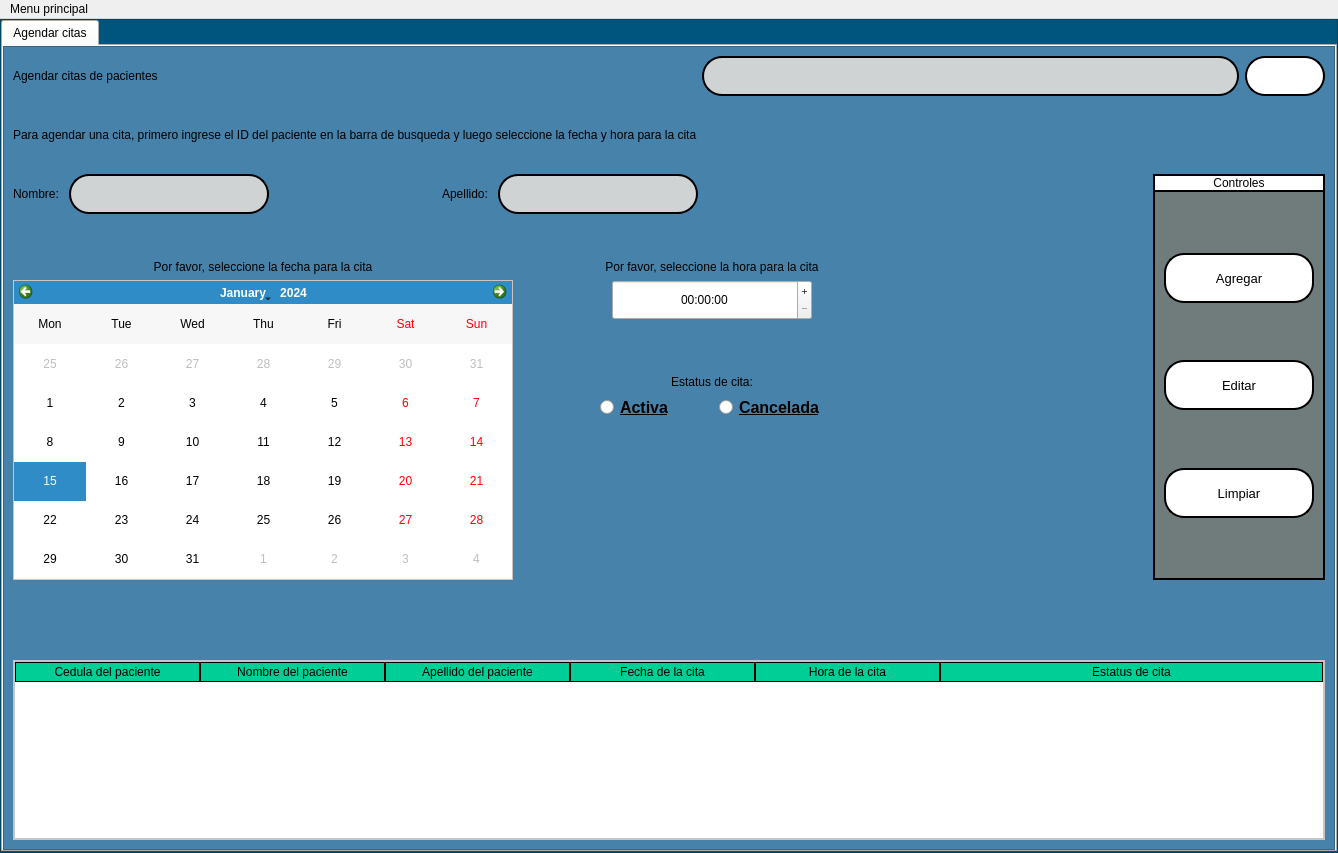
The window that interfaces/citas.ui (Reinaldito04/App-Consultas-y-Historias-Medicas) describes before a commit, drawn with Qt 5.
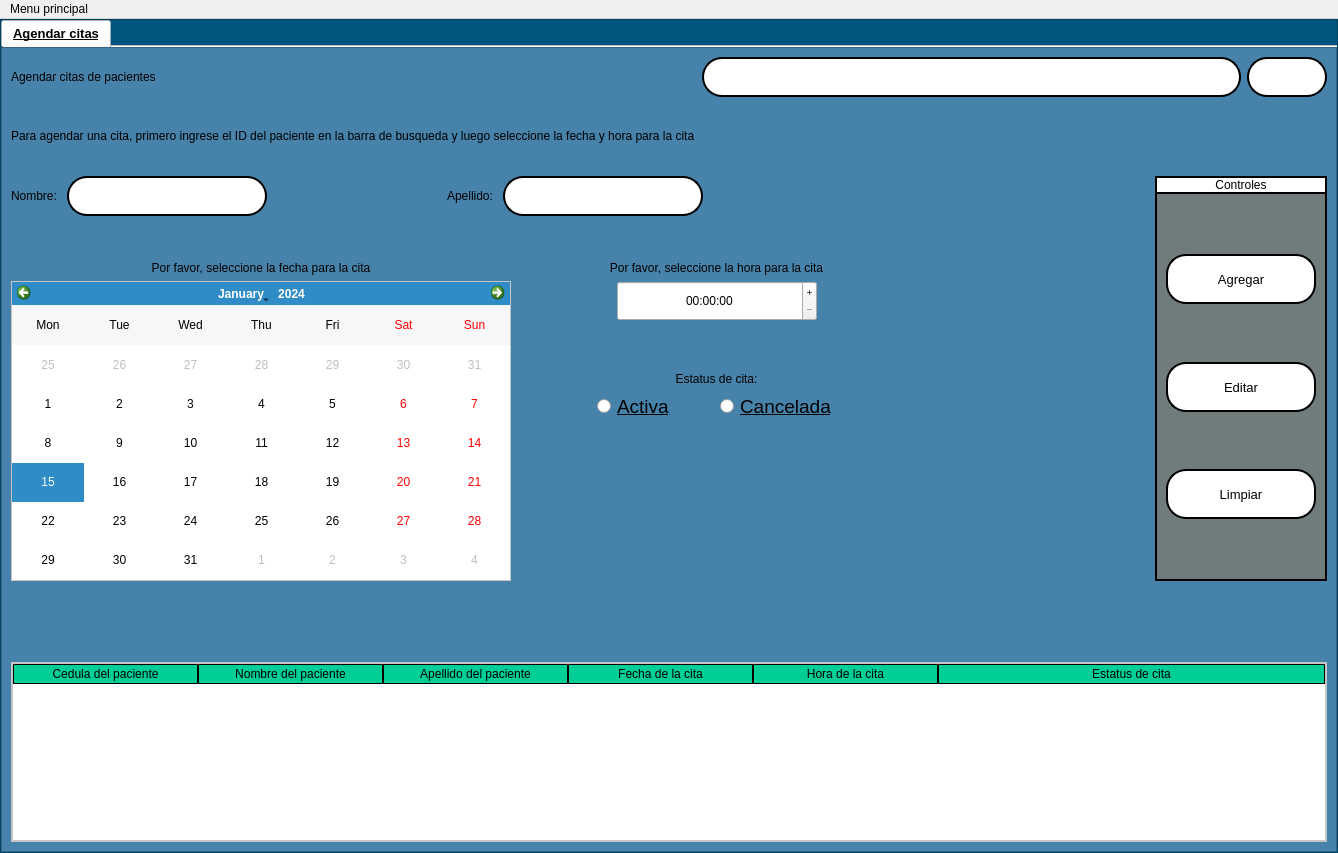
The same window after the commit. Icons and pictures are not drawn.

```diff
--- a/interfaces/citas.ui
+++ b/interfaces/citas.ui
@@ -62,9 +62,26 @@
        </property>
        <item>
         <widget class="QTabWidget" name="tabWidget">
+         <property name="font">
+          <font>
+           <pointsize>10</pointsize>
+           <weight>75</weight>
+           <bold>true</bold>
+           <underline>true</underline>
+          </font>
+         </property>
          <property name="currentIndex">
           <number>0</number>
          </property>
+         <property name="iconSize">
+          <size>
+           <width>30</width>
+           <height>30</height>
+          </size>
+         </property>
+         <property name="documentMode">
+          <bool>true</bool>
+         </property>
          <widget class="QWidget" name="agg_citas">
           <attribute name="title">
            <string>Agendar citas</string>
@@ -91,6 +108,7 @@
               <string notr="true">QFrame{
 background-color:rgb(70, 130, 169);
 	font: 14pt &quot;Microsoft Sans Serif&quot;;
+
 }
 QTableWidget{
 color:rgb(0,0,0);
@@ -109,8 +127,8 @@
 QLineEdit{
 border:2px solid rgb(0,0,0);
 border-radius:20px;
-background-color:#D0D3D4;
-font: 12pt &quot;Microsoft Sans Serif&quot;;
+	font: 12pt &quot;Microsoft Sans Serif&quot;;
+	background-color: rgb(255, 255, 255);
 }
 QPushButton{
 border-radius:20px;
@@ -118,8 +136,21 @@
 background-color:white;
 }
 QPushButton:hover{
-	background-color:#CB4335;
-}</string>
+	background-color:#5DADE2;
+}
+QTextEdit{
+border:4px solid rgb(0,0,0);
+border-radius:20px;
+	font: 12pt &quot;Microsoft Sans Serif&quot;;
+	background-color: rgb(255, 255, 255);
+}
+QLineEdit::hover{
+	background-color:#5DADE2;
+}
+QRadioButton{
+	font: 14pt &quot;Microsoft Sans Serif&quot;;
+}
+</string>
              </property>
              <property name="frameShape">
               <enum>QFrame::StyledPanel</enum>
@@ -262,6 +293,9 @@
                           <height>40</height>
                          </size>
                         </property>
+                        <property name="readOnly">
+                         <bool>true</bool>
+                        </property>
                        </widget>
                       </item>
                       <item>
@@ -308,6 +342,9 @@
                           <height>40</height>
                          </size>
                         </property>
+                        <property name="readOnly">
+                         <bool>true</bool>
+                        </property>
                        </widget>
                       </item>
                       <item>
@@ -579,9 +616,11 @@
                              <widget class="QRadioButton" name="bt_act">
                               <property name="font">
                                <font>
-                                <pointsize>12</pointsize>
-                                <weight>75</weight>
-                                <bold>true</bold>
+                                <family>Microsoft Sans Serif</family>
+                                <pointsize>14</pointsize>
+                                <weight>50</weight>
+                                <italic>false</italic>
+                                <bold>false</bold>
                                 <underline>true</underline>
                                </font>
                               </property>
@@ -610,9 +649,11 @@
                              <widget class="QRadioButton" name="bt_cancel">
                               <property name="font">
                                <font>
-                                <pointsize>12</pointsize>
-                                <weight>75</weight>
-                                <bold>true</bold>
+                                <family>Microsoft Sans Serif</family>
+                                <pointsize>14</pointsize>
+                                <weight>50</weight>
+                                <italic>false</italic>
+                                <bold>false</bold>
                                 <underline>true</underline>
                                </font>
                               </property>
```
Left out of the diff: 10 changed lines with no effect on the pictures.
